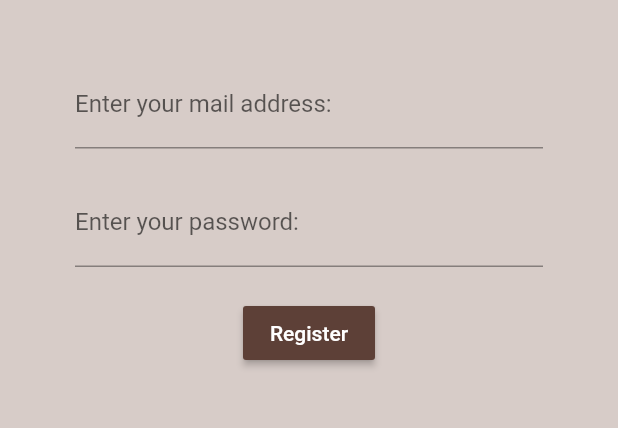
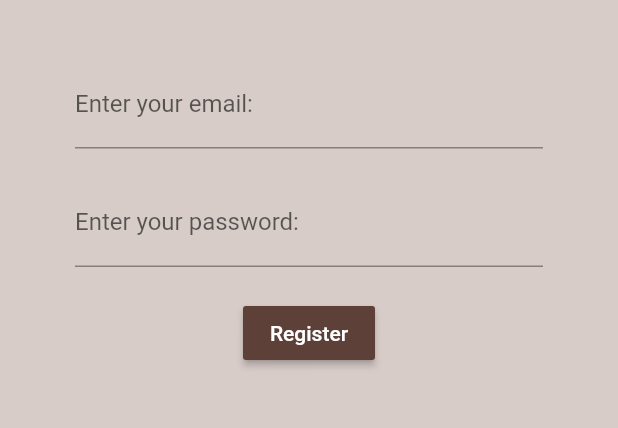
Before and after one commit to bholbein/flutter_brew_crew, a Flutter app: the screen it shows after launch, after a tap on "Sign in", after a tap on "Register", on a phone screen of 412 x 824 dp, the part 84-512 px from its top. Run offline on Flutter 3.47's test engine with Material 2 defaults, Android fonts, the phone set to English and light mode, and no system bars; our stand-ins replace email_validator, firebase_analytics, firebase_auth, firebase_core; accounts and stored records are empty.

Commit message:
deleted unessecary new keyword for object creation

```diff
--- a/lib/screens/authenticate/register.dart
+++ b/lib/screens/authenticate/register.dart
@@ -48,8 +48,7 @@ class _RegisterState extends State<Register> {
             children: [
               SizedBox(height: 20.0),
               TextFormField(
-                decoration:
-                    new InputDecoration(labelText: 'Enter your mail address:'),
+                decoration: InputDecoration(labelText: 'Enter your email:'),
                 keyboardType: TextInputType.emailAddress,
                 onChanged: (val) {
                   setState(() => email = val);
@@ -60,8 +59,7 @@ class _RegisterState extends State<Register> {
               ),
               SizedBox(height: 20.0),
               TextFormField(
-                decoration:
-                    new InputDecoration(labelText: 'Enter your password:'),
+                decoration: InputDecoration(labelText: 'Enter your password:'),
                 keyboardType: TextInputType.visiblePassword,
                 obscureText: true,
                 onChanged: (value) {
--- a/lib/screens/authenticate/sign_in.dart
+++ b/lib/screens/authenticate/sign_in.dart
@@ -48,8 +48,7 @@ class _SignInState extends State<SignIn> {
             children: [
               SizedBox(height: 20.0),
               TextFormField(
-                decoration:
-                    new InputDecoration(labelText: 'Enter your mail address:'),
+                decoration: InputDecoration(labelText: 'Enter your email:'),
                 keyboardType: TextInputType.emailAddress,
                 onChanged: (val) {
                   setState(() => email = val);
@@ -60,8 +59,7 @@ class _SignInState extends State<SignIn> {
               ),
               SizedBox(height: 20.0),
               TextFormField(
-                decoration:
-                    new InputDecoration(labelText: 'Enter your password:'),
+                decoration: InputDecoration(labelText: 'Enter your password:'),
                 keyboardType: TextInputType.visiblePassword,
                 obscureText: true,
                 onChanged: (val) {
@@ -88,7 +86,7 @@ class _SignInState extends State<SignIn> {
                       ScaffoldMessenger.of(context).showSnackBar(snackBar);
                       dynamic result = await _auth.signInWithEmailAndPassWord(
                           email, password);
-                      setState(() => error = result);
+                      if (result is String) setState(() => error = result);
                     }
                   }),
               SizedBox(height: 12.0),
```
